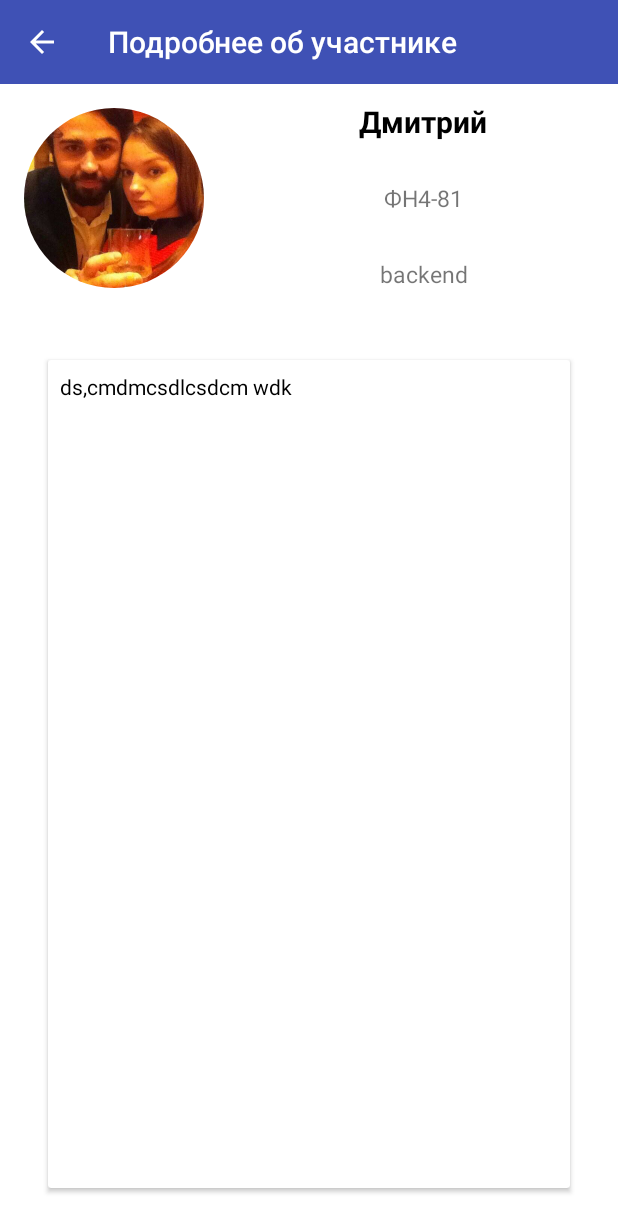
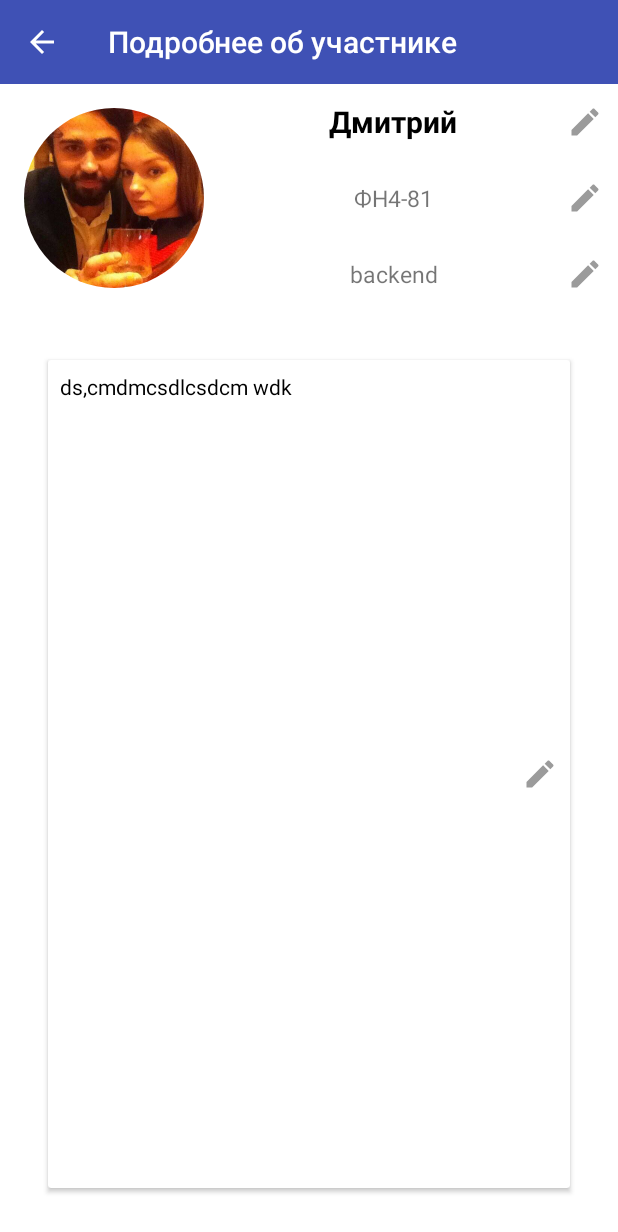
Before and after one commit to vlavlamel/ocean-s4, an Android app: the layout fragment_teamate_details.xml on its own in the app's theme, with its tools: preview values and no code run, on a phone screen of 412 x 824 dp. Shown: the top 1232 px of the screen. Run offline under Robolectric (Android 15) with nearby library versions, the phone set to English and light mode, and no system bars.

Commit message:
add editor icon in details

```diff
--- /dev/null
+++ b/app/src/main/res/drawable/ic_mode_edit.xml
@@ -0,0 +1,9 @@
+<vector xmlns:android="http://schemas.android.com/apk/res/android"
+        android:width="24dp"
+        android:height="24dp"
+        android:viewportWidth="24.0"
+        android:viewportHeight="24.0">
+    <path
+        android:fillColor="#9b9b9b"
+        android:pathData="M3,17.25V21h3.75L17.81,9.94l-3.75,-3.75L3,17.25zM20.71,7.04c0.39,-0.39 0.39,-1.02 0,-1.41l-2.34,-2.34c-0.39,-0.39 -1.02,-0.39 -1.41,0l-1.83,1.83 3.75,3.75 1.83,-1.83z"/>
+</vector>
--- a/app/src/main/res/layout/fragment_teamate_details.xml
+++ b/app/src/main/res/layout/fragment_teamate_details.xml
@@ -39,7 +39,10 @@
 				android:id="@+id/name"
 				android:layout_width="match_parent"
 				android:layout_height="0dp"
+				android:layout_marginEnd="10dp"
 				android:layout_weight="1"
+				android:drawableEnd="@drawable/ic_mode_edit"
+				android:drawablePadding="5dp"
 				android:gravity="center"
 				android:textColor="@android:color/black"
 				android:textSize="20dp"
@@ -50,7 +53,10 @@
 				android:id="@+id/group"
 				android:layout_width="match_parent"
 				android:layout_height="0dp"
+				android:layout_marginEnd="10dp"
 				android:layout_weight="1"
+				android:drawableEnd="@drawable/ic_mode_edit"
+				android:drawablePadding="5dp"
 				android:gravity="center"
 				android:textSize="15dp"
 				tools:text="ФН4-81" />
@@ -59,7 +65,10 @@
 				android:id="@+id/post"
 				android:layout_width="match_parent"
 				android:layout_height="0dp"
+				android:layout_marginEnd="10dp"
 				android:layout_weight="1"
+				android:drawableEnd="@drawable/ic_mode_edit"
+				android:drawablePadding="5dp"
 				android:gravity="center"
 				android:textSize="15dp"
 				tools:text="backend" />
@@ -76,6 +85,8 @@
 			android:id="@+id/about"
 			android:layout_width="match_parent"
 			android:layout_height="match_parent"
+			android:drawableEnd="@drawable/ic_mode_edit"
+			android:drawablePadding="5dp"
 			android:padding="8dp"
 			android:textColor="@android:color/black"
 			tools:text="ds,cmdmcsdlcsdcm wdk" />
```
